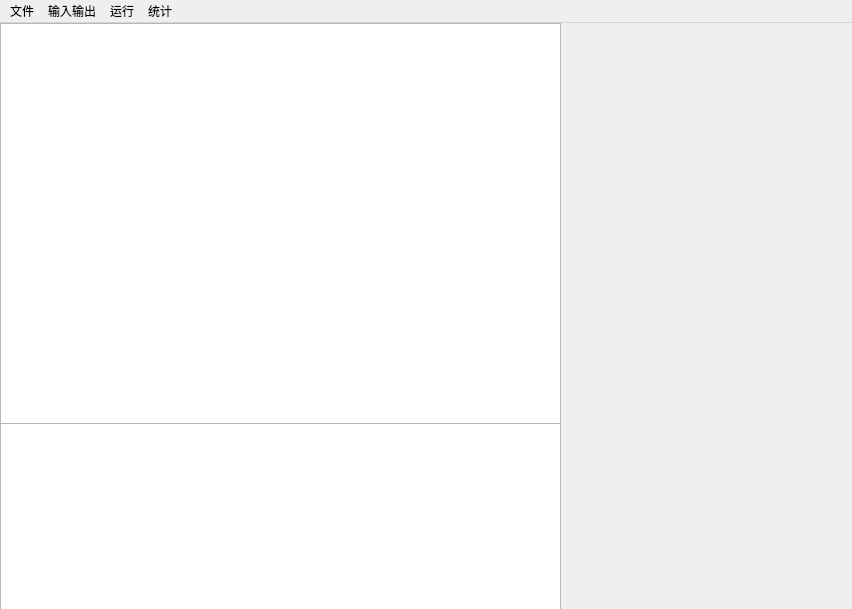
This is mainwindow.ui in SG-EDA/SGLC-GUI as Qt 5 draws it before an edit. The edited form follows.
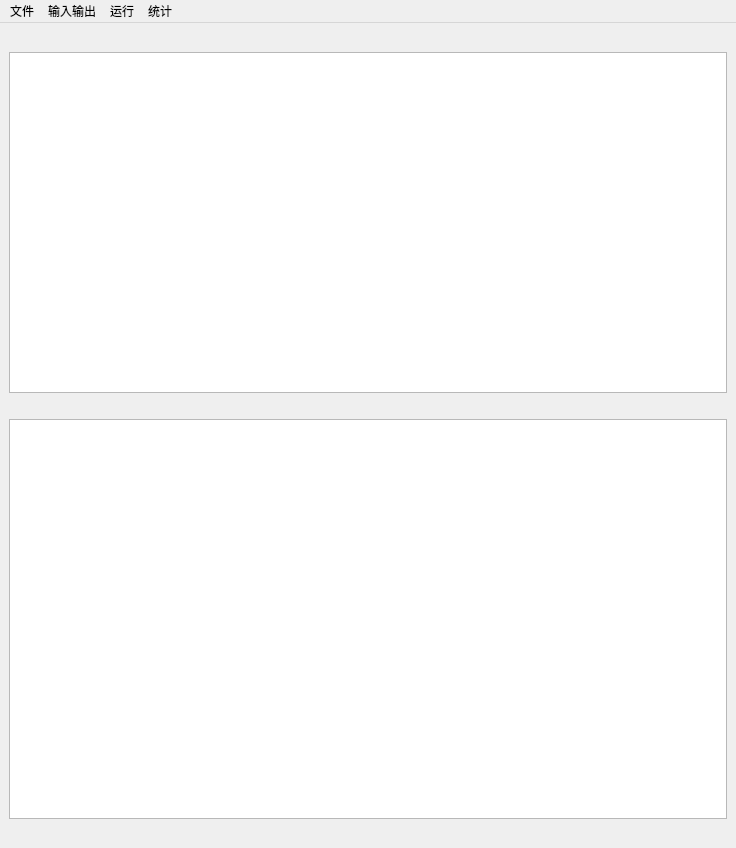
This is the edited form.

```diff
--- a/mainwindow.ui
+++ b/mainwindow.ui
@@ -6,35 +6,107 @@
    <rect>
     <x>0</x>
     <y>0</y>
-    <width>852</width>
-    <height>609</height>
+    <width>736</width>
+    <height>848</height>
    </rect>
   </property>
+  <property name="sizePolicy">
+   <sizepolicy hsizetype="Preferred" vsizetype="Preferred">
+    <horstretch>0</horstretch>
+    <verstretch>0</verstretch>
+   </sizepolicy>
+  </property>
+  <property name="minimumSize">
+   <size>
+    <width>0</width>
+    <height>0</height>
+   </size>
+  </property>
+  <property name="sizeIncrement">
+   <size>
+    <width>0</width>
+    <height>0</height>
+   </size>
+  </property>
+  <property name="baseSize">
+   <size>
+    <width>600</width>
+    <height>800</height>
+   </size>
+  </property>
   <property name="windowTitle">
    <string>SG-LogicalCircuit</string>
   </property>
+  <property name="iconSize">
+   <size>
+    <width>24</width>
+    <height>24</height>
+   </size>
+  </property>
   <widget class="QWidget" name="centralwidget">
+   <layout class="QHBoxLayout" name="horizontalLayout_2">
+    <item>
+     <layout class="QVBoxLayout" name="verticalLayout_2">
+      <item>
+       <spacer name="horizontalSpacer">
+        <property name="orientation">
+         <enum>Qt::Horizontal</enum>
+        </property>
+        <property name="sizeType">
+         <enum>QSizePolicy::Minimum</enum>
+        </property>
+        <property name="sizeHint" stdset="0">
+         <size>
+          <width>40</width>
+          <height>20</height>
+         </size>
+        </property>
+       </spacer>
+      </item>
+      <item>
    <widget class="QTextEdit" name="textEdit">
-    <property name="geometry">
-     <rect>
-      <x>0</x>
-      <y>400</y>
-      <width>561</width>
-      <height>191</height>
-     </rect>
+        <property name="sizePolicy">
+         <sizepolicy hsizetype="Expanding" vsizetype="Expanding">
+          <horstretch>0</horstretch>
+          <verstretch>0</verstretch>
+         </sizepolicy>
     </property>
     <property name="readOnly">
      <bool>true</bool>
     </property>
    </widget>
+      </item>
+      <item>
+       <layout class="QVBoxLayout" name="verticalLayout">
+        <item>
+         <spacer name="verticalSpacer">
+          <property name="orientation">
+           <enum>Qt::Vertical</enum>
+          </property>
+          <property name="sizeType">
+           <enum>QSizePolicy::Maximum</enum>
+          </property>
+          <property name="sizeHint" stdset="0">
+           <size>
+            <width>20</width>
+            <height>20</height>
+           </size>
+          </property>
+         </spacer>
+        </item>
+        <item>
    <widget class="QGraphicsView" name="Graph">
-    <property name="geometry">
-     <rect>
-      <x>0</x>
-      <y>0</y>
-      <width>561</width>
-      <height>401</height>
-     </rect>
+          <property name="sizePolicy">
+           <sizepolicy hsizetype="Minimum" vsizetype="Maximum">
+            <horstretch>0</horstretch>
+            <verstretch>0</verstretch>
+           </sizepolicy>
+          </property>
+          <property name="minimumSize">
+           <size>
+            <width>400</width>
+            <height>400</height>
+           </size>
     </property>
     <property name="backgroundBrush">
      <brush brushstyle="NoBrush">
@@ -46,13 +118,35 @@
      </brush>
     </property>
    </widget>
+        </item>
+        <item>
+         <spacer name="verticalSpacer_5">
+          <property name="orientation">
+           <enum>Qt::Vertical</enum>
+          </property>
+          <property name="sizeType">
+           <enum>QSizePolicy::Minimum</enum>
+          </property>
+          <property name="sizeHint" stdset="0">
+           <size>
+            <width>20</width>
+            <height>20</height>
+           </size>
+          </property>
+         </spacer>
+        </item>
+       </layout>
+      </item>
+     </layout>
+    </item>
+   </layout>
   </widget>
   <widget class="QMenuBar" name="menubar">
    <property name="geometry">
     <rect>
      <x>0</x>
      <y>0</y>
-     <width>852</width>
+     <width>736</width>
      <height>17</height>
     </rect>
    </property>
```
Lines whose indentation alone changed are shown as unchanged.
